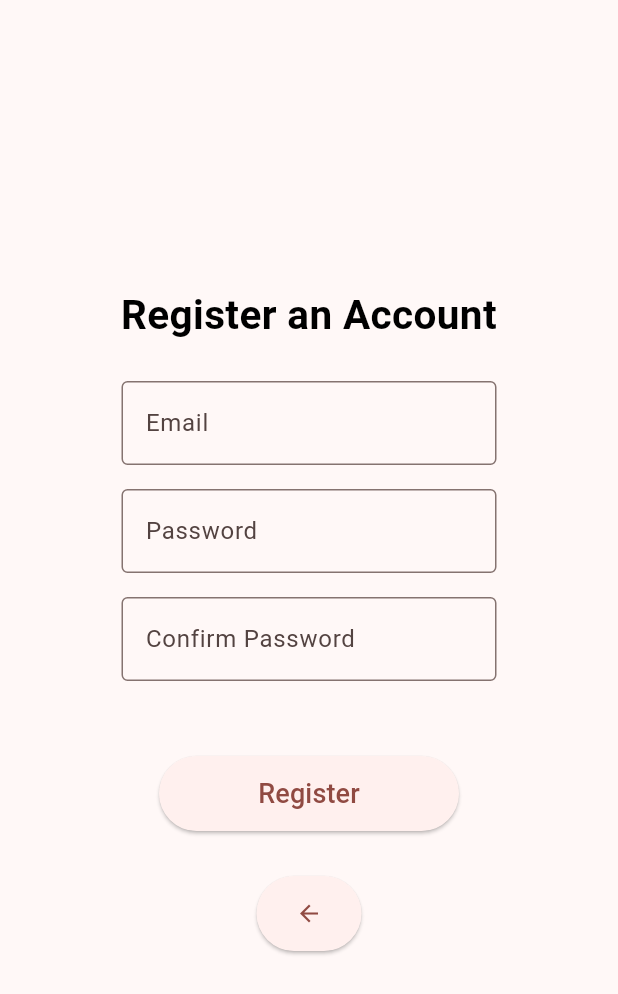
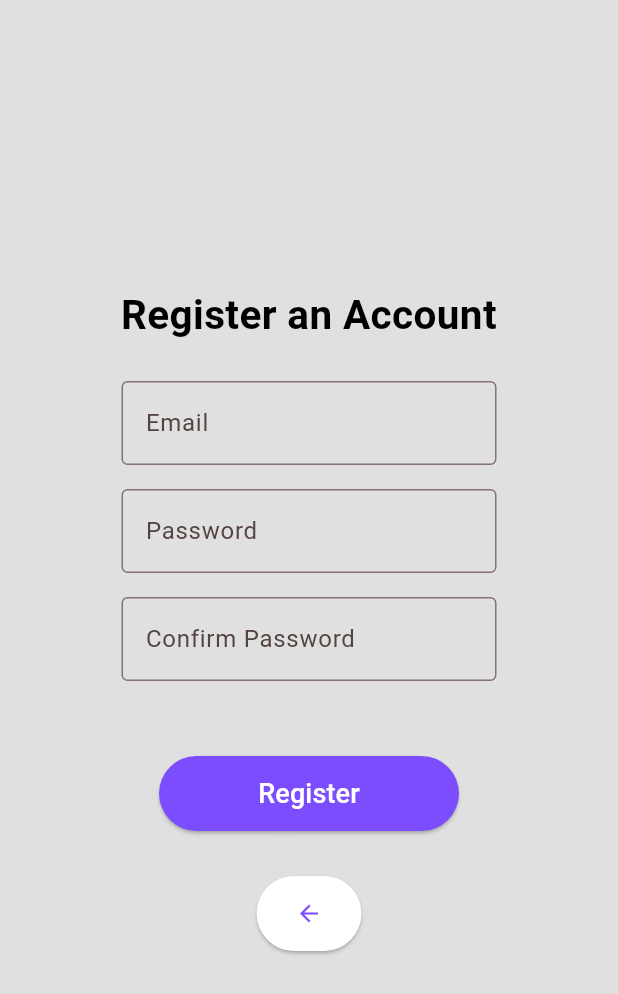
Before and after one commit to Quantomato/iot_project_mobile_app, a Flutter app: the screen it shows after launch, after a tap on "Register", on a phone screen of 412 x 824 dp. Shown: the top 994 px of the screen. Run offline on Flutter 3.47's test engine with Material 3 defaults, Android fonts, the phone set to English and light mode, and no system bars; our stand-ins replace cloud_firestore, firebase_auth, firebase_core; missing offline and left inert: flutter_nfc_kit; accounts and stored records are empty; network calls fail.

Commit message:
Tried updating receiver.ino
Also updated some small UI changes for mobile app.

```diff
--- a/lib/main.dart
+++ b/lib/main.dart
@@ -77,10 +77,12 @@ class _LoginPageState extends State<LoginPage> {
   @override
   Widget build(BuildContext context) {
     return Scaffold(
-      body: Center(
+      backgroundColor: Colors.grey[300],
+      body: SafeArea(
+        child: Center(
           child: Column(
             mainAxisAlignment: MainAxisAlignment.center,
-          children: <Widget>[
+            children: [
               //Bollardbros text
               SizedBox(
                 width: 260,
@@ -128,6 +130,10 @@ class _LoginPageState extends State<LoginPage> {
                 width: 200,
                 height: 50,
                 child: ElevatedButton(
+                  style: ElevatedButton.styleFrom(
+                    backgroundColor: Colors.deepPurpleAccent,
+                    foregroundColor: Colors.white,
+                  ),
                   onPressed: () async{
                     String email = _textControllerEmail.text;
                     String password = _textControllerPassword.text;
@@ -151,6 +157,10 @@ class _LoginPageState extends State<LoginPage> {
                 width: 200,
                 height: 50,
                 child: ElevatedButton(
+                  style: ElevatedButton.styleFrom(
+                    backgroundColor: Colors.white,
+                    foregroundColor: Colors.deepPurpleAccent,
+                  ),
                   onPressed: () {
                     Navigator.push(
                       context,
@@ -164,6 +174,7 @@ class _LoginPageState extends State<LoginPage> {
                 ),
               ),
             ],
+          ),
         ),
       ),
     );
@@ -226,6 +237,7 @@ class _RegisterPageState extends State<RegisterPage>{
   @override
   Widget build(BuildContext context){
     return Scaffold(
+      backgroundColor: Colors.grey[300],
       body: Center(
         child: Column(
           mainAxisAlignment: MainAxisAlignment.center,
@@ -291,6 +303,10 @@ class _RegisterPageState extends State<RegisterPage>{
               width: 200,
               height: 50,
               child: ElevatedButton(
+                style: ElevatedButton.styleFrom(
+                    backgroundColor: Colors.deepPurpleAccent,
+                    foregroundColor: Colors.white,
+                ),
                 onPressed: () async{
                   String email = _textControllerEmail.text.trim();
                   String password = _textControllerPassword.text.trim();
@@ -339,6 +355,10 @@ class _RegisterPageState extends State<RegisterPage>{
               width: 70,
               height: 50,
               child: ElevatedButton(
+                style: ElevatedButton.styleFrom(
+                  backgroundColor: Colors.white,
+                  foregroundColor: Colors.deepPurpleAccent,
+                ),
                 onPressed: () {
                   ScaffoldMessenger.of(context).hideCurrentSnackBar();
                   Navigator.pop(context);
@@ -471,6 +491,10 @@ class _MainPageState extends State<MainPage>{
                 width: 120,
                 height: 50,
                 child: ElevatedButton(
+                  style: ElevatedButton.styleFrom(
+                    backgroundColor: Colors.white,
+                    foregroundColor: Colors.deepPurpleAccent,
+                  ),
                   onPressed: () {
                     Navigator.pushReplacement(
                       context,
@@ -585,6 +609,10 @@ class _MainPageState extends State<MainPage>{
                 mainAxisSize: MainAxisSize.min,
                 children: <Widget>[
                   ElevatedButton(
+                  style: ElevatedButton.styleFrom(
+                    backgroundColor: Colors.deepPurpleAccent,
+                    foregroundColor: Colors.white,
+                  ),
                   onPressed: () async {
                     await _checkUserParkingSpace();
                     Navigator.push(
```
Also changed, not shown: lib/utils/nfc_reader_utils.dart (+19 -0 lines), 2 other files. Lines whose indentation alone changed are shown as unchanged.
